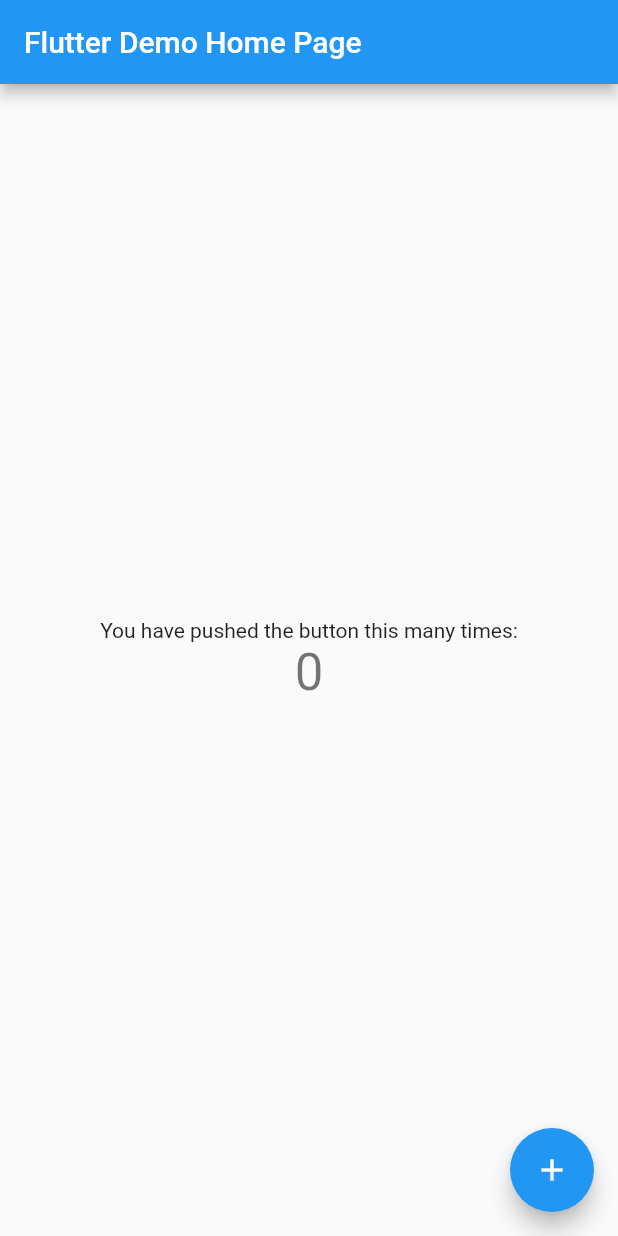
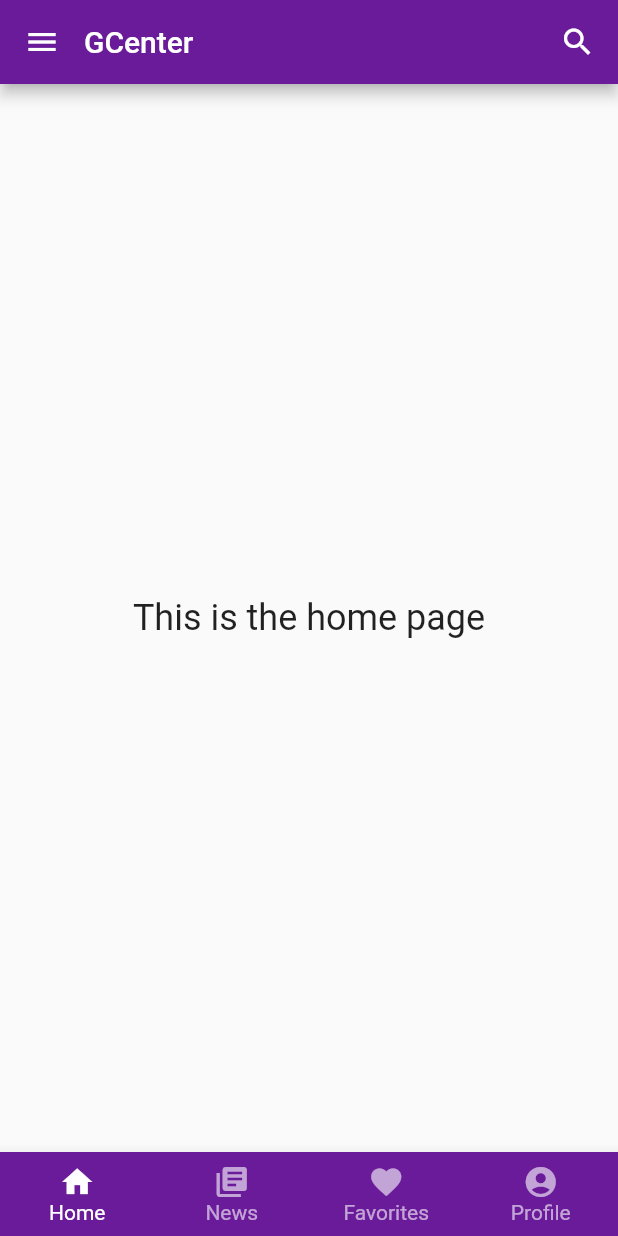
Before and after one commit to imns1ght/gcenter-flutter, a Flutter app: the screen it shows after launch, on a phone screen of 412 x 824 dp. Run offline on Flutter 3.47's test engine with Material 2 defaults, Android fonts, the light colour scheme and no system bars; Roboto replaces fonts that are missing (Hind).

Commit message:
Add first stateless widgets

```diff
--- a/lib/main.dart
+++ b/lib/main.dart
@@ -1,113 +1,119 @@
+/// Flutter code sample for AppBar
+
+// This sample shows an [AppBar] with two simple actions. The first action
+// opens a [SnackBar], while the second action navigates to a new page.
+
 import 'package:flutter/material.dart';
 
-void main() {
-  runApp(MyApp());
-}
+void main() => runApp(const MyApp());
 
+/// This is the main application widget.
 class MyApp extends StatelessWidget {
-  // This widget is the root of your application.
+  const MyApp({Key? key}) : super(key: key);
+
+  static const String _title = 'GCenter';
+
   @override
   Widget build(BuildContext context) {
     return MaterialApp(
-      title: 'Flutter Demo',
+      title: _title,
+      home: HomePageWidget(),
       theme: ThemeData(
-        // This is the theme of your application.
-        //
-        // Try running your application with "flutter run". You'll see the
-        // application has a blue toolbar. Then, without quitting the app, try
-        // changing the primarySwatch below to Colors.green and then invoke
-        // "hot reload" (press "r" in the console where you ran "flutter run",
-        // or simply save your changes to "hot reload" in a Flutter IDE).
-        // Notice that the counter didn't reset back to zero; the application
-        // is not restarted.
-        primarySwatch: Colors.blue,
+        // Define the default brightness and colors.
+        brightness: Brightness.light,
+        primaryColor: Colors.purple[800],
+        accentColor: Colors.cyan[600],
+        fontFamily: 'Roboto',
+        textTheme: TextTheme(
+          headline1: TextStyle(fontSize: 72.0, fontWeight: FontWeight.bold),
+          headline6: TextStyle(fontSize: 36.0, fontStyle: FontStyle.italic),
+          bodyText2: TextStyle(fontSize: 14.0, fontFamily: 'Hind'),
+        ),
       ),
-      home: MyHomePage(title: 'Flutter Demo Home Page'),
+      debugShowCheckedModeBanner: false,
     );
   }
 }
 
-class MyHomePage extends StatefulWidget {
-  MyHomePage({Key? key, required this.title}) : super(key: key);
-
-  // This widget is the home page of your application. It is stateful, meaning
-  // that it has a State object (defined below) that contains fields that affect
-  // how it looks.
-
-  // This class is the configuration for the state. It holds the values (in this
-  // case the title) provided by the parent (in this case the App widget) and
-  // used by the build method of the State. Fields in a Widget subclass are
-  // always marked "final".
-
-  final String title;
-
-  @override
-  _MyHomePageState createState() => _MyHomePageState();
-}
-
-class _MyHomePageState extends State<MyHomePage> {
-  int _counter = 0;
-
-  void _incrementCounter() {
-    setState(() {
-      // This call to setState tells the Flutter framework that something has
-      // changed in this State, which causes it to rerun the build method below
-      // so that the display can reflect the updated values. If we changed
-      // _counter without calling setState(), then the build method would not be
-      // called again, and so nothing would appear to happen.
-      _counter++;
-    });
-  }
+/// This is the stateless widget that the main application instantiates.
+class HomePageWidget extends StatelessWidget {
+  const HomePageWidget({Key? key}) : super(key: key);
 
   @override
   Widget build(BuildContext context) {
-    // This method is rerun every time setState is called, for instance as done
-    // by the _incrementCounter method above.
-    //
-    // The Flutter framework has been optimized to make rerunning build methods
-    // fast, so that you can just rebuild anything that needs updating rather
-    // than having to individually change instances of widgets.
     return Scaffold(
       appBar: AppBar(
-        // Here we take the value from the MyHomePage object that was created by
-        // the App.build method, and use it to set our appbar title.
-        title: Text(widget.title),
+        leading: IconButton(
+          icon: Icon(Icons.menu),
+          tooltip: 'Menu',
+          onPressed: () {},
+        ),
+        title: const Text(
+          'GCenter',
+          style: TextStyle(fontSize: 20),
+        ),
+        titleSpacing: 0,
+        actions: <Widget>[
+          IconButton(
+            icon: const Icon(Icons.search),
+            tooltip: 'Open search input',
+            onPressed: () {
+              ScaffoldMessenger.of(context).showSnackBar(
+                  const SnackBar(content: Text('This is a snackbar')));
+            },
+            padding: const EdgeInsets.symmetric(horizontal: 15, vertical: 5),
+          ),
+        ],
       ),
-      body: Center(
-        // Center is a layout widget. It takes a single child and positions it
-        // in the middle of the parent.
-        child: Column(
-          // Column is also a layout widget. It takes a list of children and
-          // arranges them vertically. By default, it sizes itself to fit its
-          // children horizontally, and tries to be as tall as its parent.
-          //
-          // Invoke "debug painting" (press "p" in the console, choose the
-          // "Toggle Debug Paint" action from the Flutter Inspector in Android
-          // Studio, or the "Toggle Debug Paint" command in Visual Studio Code)
-          // to see the wireframe for each widget.
-          //
-          // Column has various properties to control how it sizes itself and
-          // how it positions its children. Here we use mainAxisAlignment to
-          // center the children vertically; the main axis here is the vertical
-          // axis because Columns are vertical (the cross axis would be
-          // horizontal).
-          mainAxisAlignment: MainAxisAlignment.center,
-          children: <Widget>[
-            Text(
-              'You have pushed the button this many times:',
-            ),
-            Text(
-              '$_counter',
-              style: Theme.of(context).textTheme.headline4,
-            ),
-          ],
+      body: const Center(
+        child: Text(
+          'This is the home page',
+          style: TextStyle(fontSize: 24),
         ),
       ),
-      floatingActionButton: FloatingActionButton(
-        onPressed: _incrementCounter,
-        tooltip: 'Increment',
-        child: Icon(Icons.add),
-      ), // This trailing comma makes auto-formatting nicer for build methods.
+      bottomNavigationBar: BottomNavigationBar(
+        type: BottomNavigationBarType.fixed,
+        backgroundColor: Theme.of(context).primaryColor,
+        selectedItemColor: Colors.white,
+        unselectedItemColor: Colors.white.withOpacity(.60),
+        selectedFontSize: 14,
+        unselectedFontSize: 14,
+        onTap: (value) {
+          Navigator.push(context, MaterialPageRoute<void>(
+            builder: (BuildContext context) {
+              return Scaffold(
+                appBar: AppBar(
+                  title: const Text('Profile'),
+                ),
+                body: const Center(
+                  child: Text(
+                    'This is the next page',
+                    style: TextStyle(fontSize: 24),
+                  ),
+                ),
+              );
+            },
+          ));
+        },
+        items: [
+          BottomNavigationBarItem(
+            label: "Home",
+            icon: Icon(Icons.home),
+          ),
+          BottomNavigationBarItem(
+            label: "News",
+            icon: Icon(Icons.library_books),
+          ),
+          BottomNavigationBarItem(
+            label: "Favorites",
+            icon: Icon(Icons.favorite),
+          ),
+          BottomNavigationBarItem(
+            label: "Profile",
+            icon: Icon(Icons.account_circle),
+          ),
+        ],
+      ),
     );
   }
 }
```
